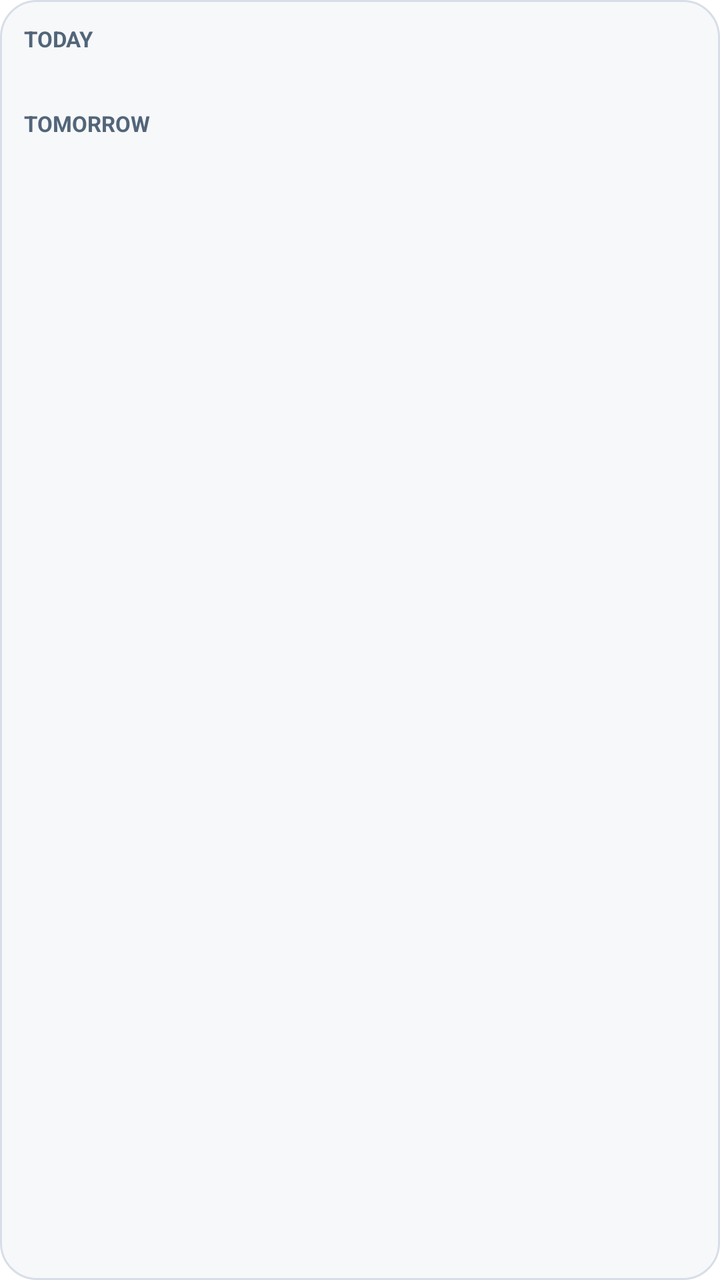
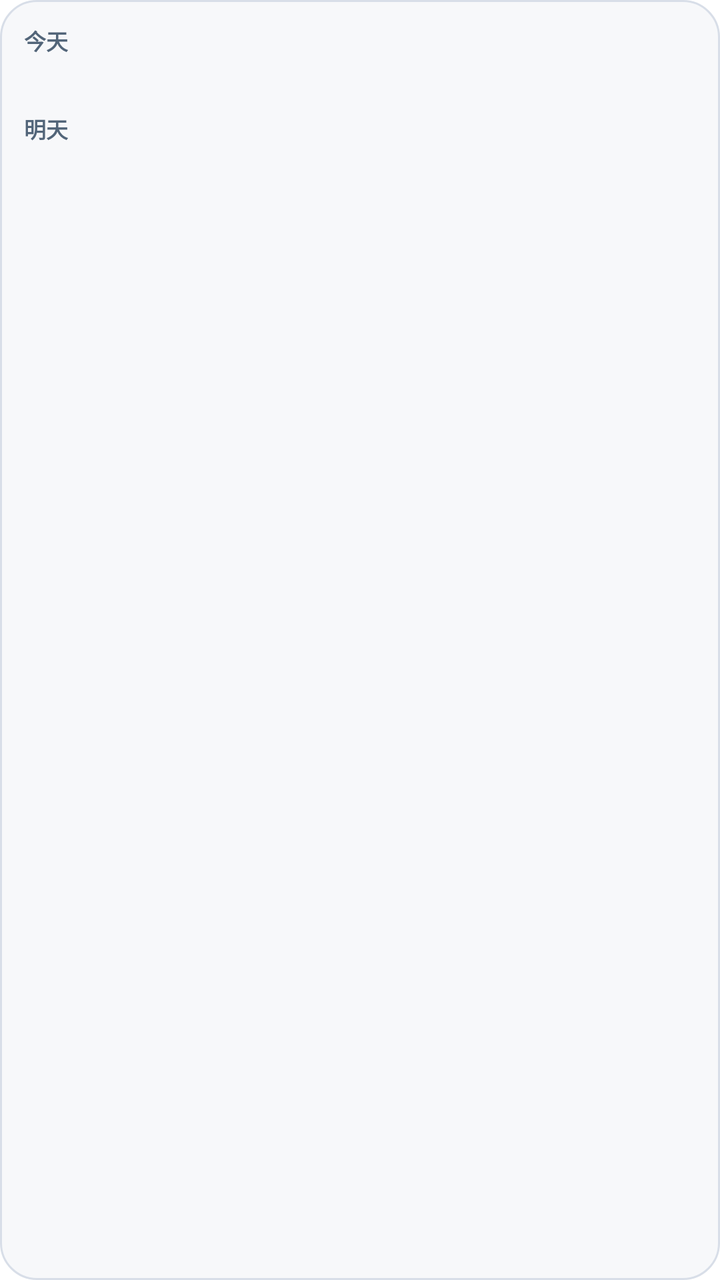

Compare the two renders of this Android layout. The source of the first and the diff that turns it into the second are given below.
<!-- AndroidManifest.xml: fallback theme Theme.MaterialComponents.DayNight.NoActionBar -->
<!-- res/layout/widget_large.xml -->
<?xml version="1.0" encoding="utf-8"?>
<LinearLayout xmlns:android="http://schemas.android.com/apk/res/android"
    android:id="@+id/widget_root"
    android:layout_width="match_parent"
    android:layout_height="match_parent"
    android:orientation="vertical"
    android:background="@drawable/widget_background"
    android:padding="12dp">

    <TextView
        android:layout_width="wrap_content"
        android:layout_height="wrap_content"
        android:text="TODAY"
        android:textColor="#526579"
        android:textSize="11sp"
        android:textStyle="bold" />

    <LinearLayout
        android:id="@+id/widget_today_list"
        android:layout_width="match_parent"
        android:layout_height="wrap_content"
        android:orientation="vertical" />

    <TextView
        android:id="@+id/widget_today_empty"
        android:layout_width="match_parent"
        android:layout_height="wrap_content"
        android:textColor="#526579"
        android:textSize="13sp" />

    <TextView
        android:layout_width="wrap_content"
        android:layout_height="wrap_content"
        android:layout_marginTop="10dp"
        android:text="TOMORROW"
        android:textColor="#526579"
        android:textSize="11sp"
        android:textStyle="bold" />

    <LinearLayout
        android:id="@+id/widget_tomorrow_list"
        android:layout_width="match_parent"
        android:layout_height="wrap_content"
        android:orientation="vertical" />

    <TextView
        android:id="@+id/widget_tomorrow_empty"
        android:layout_width="match_parent"
        android:layout_height="wrap_content"
        android:textColor="#526579"
        android:textSize="13sp" />
</LinearLayout>
<!-- resources referenced by this layout -->
<resources>
  <!-- drawable widget_background (drawable) -->
  <?xml version="1.0" encoding="utf-8"?>
  <shape xmlns:android="http://schemas.android.com/apk/res/android" android:shape="rectangle">
      <corners android:radius="18dp" />
      <solid android:color="#F7F8FA" />
      <stroke android:width="1dp" android:color="#D8DEE8" />
      <padding
          android:left="12dp"
          android:top="10dp"
          android:right="12dp"
          android:bottom="10dp" />
  </shape>
</resources>

<!-- the commit's change to res/layout/widget_large.xml (unified diff, before → after) -->
@@ -10,7 +10,7 @@
     <TextView
         android:layout_width="wrap_content"
         android:layout_height="wrap_content"
-        android:text="TODAY"
+        android:text="今天"
         android:textColor="#526579"
         android:textSize="11sp"
         android:textStyle="bold" />
@@ -32,7 +32,7 @@
         android:layout_width="wrap_content"
         android:layout_height="wrap_content"
         android:layout_marginTop="10dp"
-        android:text="TOMORROW"
+        android:text="明天"
         android:textColor="#526579"
         android:textSize="11sp"
         android:textStyle="bold" />
